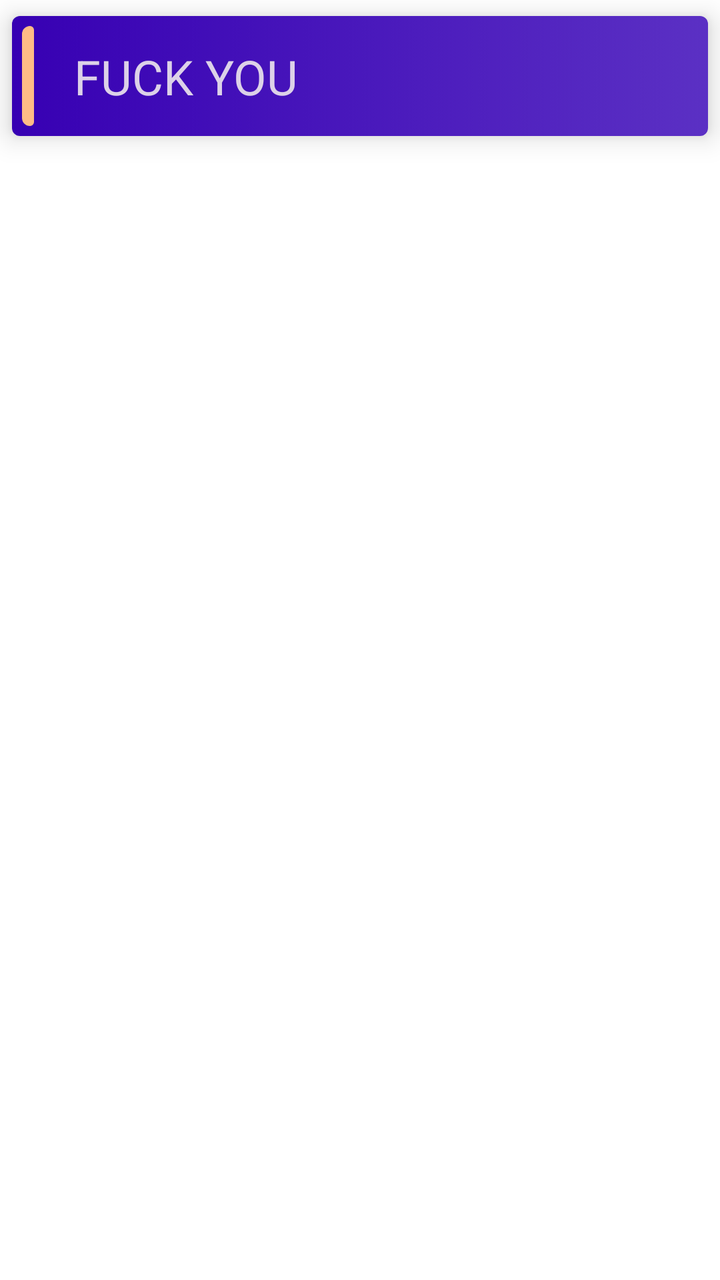
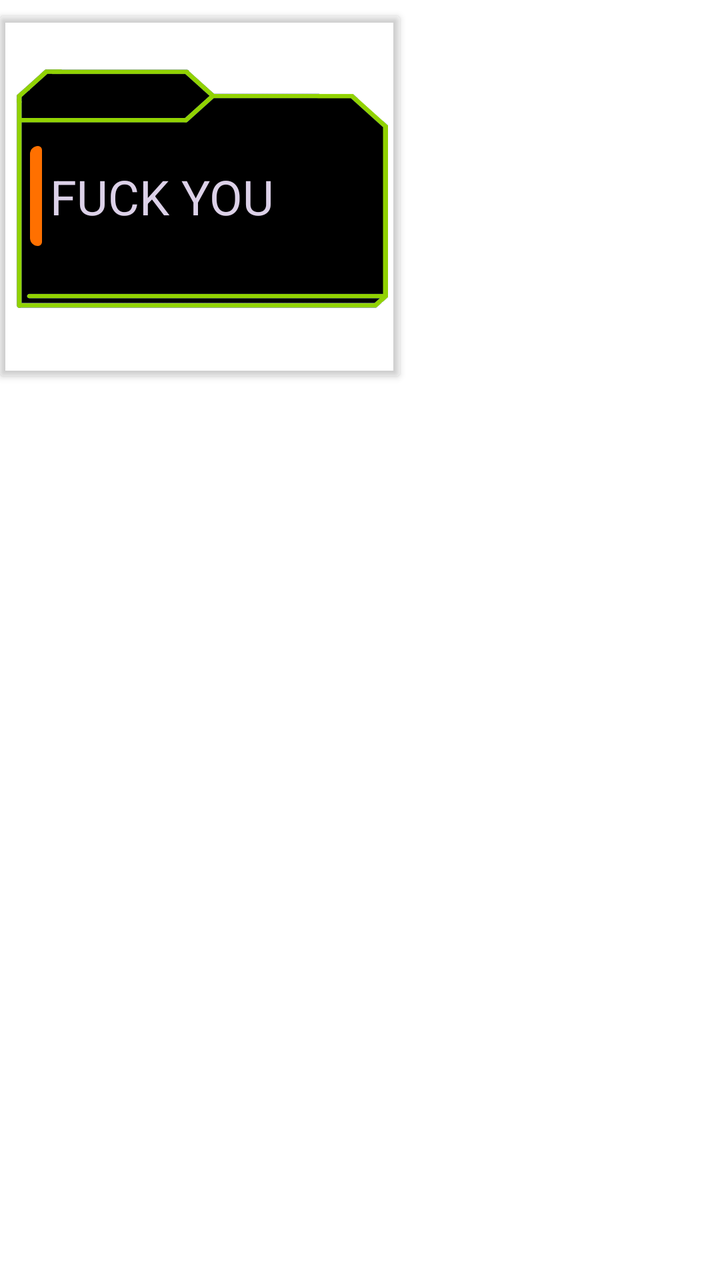

Two renders of the same Android screen: before a commit and after it. Below are the layout's source before the change and the commit's diff.
<!-- AndroidManifest.xml: application theme Theme.WhiteNoise -->
<!-- res/layout/playlist_element.xml -->
<?xml version="1.0" encoding="utf-8"?>
<androidx.constraintlayout.widget.ConstraintLayout
    xmlns:android="http://schemas.android.com/apk/res/android"
    xmlns:app="http://schemas.android.com/apk/res-auto"
    android:layout_width="match_parent"
    android:layout_height="wrap_content">

    <androidx.cardview.widget.CardView
        android:id="@+id/playlist_card"
        android:layout_width="0dp"
        android:layout_height="wrap_content"
        android:theme="@style/Theme.MaterialComponents.DayNight"
        app:layout_constraintStart_toStartOf="parent"
        app:layout_constraintEnd_toEndOf="parent"
        app:layout_constraintTop_toTopOf="parent"
        android:layout_marginVertical="@dimen/s"
        android:layout_marginHorizontal="6dp"
        app:cardCornerRadius="@dimen/xs"
        app:cardElevation="8dp">

        <androidx.constraintlayout.widget.ConstraintLayout
            android:layout_width="match_parent"
            android:layout_height="wrap_content"
            android:background="@drawable/song_background"
            android:backgroundTintMode="screen"
            android:backgroundTint="@color/purple_700">

            <ImageView
                android:id="@+id/side_lin"
                android:layout_width="15dp"
                android:layout_height="60dp"
                app:layout_constraintStart_toStartOf="parent"
                app:layout_constraintTop_toTopOf="parent"
                android:background="@drawable/neon_bar"
                android:backgroundTint="#FFBB86"
                android:contentDescription="@string/app_name">
            </ImageView>

            <TextView
                android:id="@+id/title"
                android:layout_width="0dp"
                android:layout_height="wrap_content"
                android:text="FUCK YOU"
                android:textColor="@color/white"
                android:textSize="24dp"
                android:maxLines="1"
                android:scrollbars="horizontal"
                android:ellipsize="end"
                app:layout_constraintStart_toEndOf="@id/side_lin"
                app:layout_constraintTop_toTopOf="parent"
                app:layout_constraintBottom_toBottomOf="parent"
                android:textAlignment="textStart"
                android:paddingLeft="16dp"
                android:paddingVertical="8dp"
                >


            </TextView>

        </androidx.constraintlayout.widget.ConstraintLayout>

    </androidx.cardview.widget.CardView>

</androidx.constraintlayout.widget.ConstraintLayout>
<!-- resources referenced by this layout -->
<resources>
  <color name="purple_700">#FF3700B3</color>
  <color name="white">#DCD1E8</color>
  <dimen name="s">8dp</dimen>
  <dimen name="xs">4dp</dimen>
  <!-- drawable neon_bar (drawable) -->
  <?xml version="1.0" encoding="utf-8"?>
  <selector xmlns:android="http://schemas.android.com/apk/res/android">
      <item>
          <layer-list>
              <item android:left="5dp" android:top="5dp" android:right="4dp" android:bottom="5dp">
                  <shape>
                      <corners android:radius="2dp" android:bottomLeftRadius="4dp" android:topLeftRadius="4dp"/>
                      <solid android:color="#FFFFFF"/>
                  </shape>
              </item>
  
          </layer-list>
      </item>
  
  </selector>
  <!-- drawable song_background (drawable) -->
  <?xml version="1.0" encoding="utf-8"?>
  <selector xmlns:android="http://schemas.android.com/apk/res/android">
      <item>
          <shape>
              <gradient
                  android:startColor="#E2000000"
                  android:endColor="#2E3039"
                  android:type="linear" />
              
          </shape>
      </item>
  </selector>
  <string name="app_name">White Noise</string>
  <style name="Theme.WhiteNoise" parent="Theme.MaterialComponents.DayNight.NoActionBar">
          
          <item name="colorPrimary">@color/purple_500</item>
          <item name="colorPrimaryVariant">@color/purple_700</item>
          <item name="colorOnPrimary">@color/white</item>
          
          <item name="colorSecondary">@color/teal_200</item>
          <item name="colorSecondaryVariant">@color/teal_700</item>
          <item name="colorOnSecondary">@color/black</item>
          
  
          
  
      </style>
  <color name="purple_500">#FF6200EE</color>
  <color name="teal_200">#FF03DAC5</color>
  <color name="teal_700">#FF018786</color>
  <color name="black">#FF000000</color>
</resources>

<!-- the commit's change to res/layout/playlist_element.xml (unified diff, before → after) -->
@@ -11,19 +11,14 @@
         android:layout_height="wrap_content"
         android:theme="@style/Theme.MaterialComponents.DayNight"
         app:layout_constraintStart_toStartOf="parent"
-        app:layout_constraintEnd_toEndOf="parent"
         app:layout_constraintTop_toTopOf="parent"
         android:layout_marginVertical="@dimen/s"
-        android:layout_marginHorizontal="6dp"
-        app:cardCornerRadius="@dimen/xs"
-        app:cardElevation="8dp">
+        app:cardBackgroundColor="#00000000">
 
         <androidx.constraintlayout.widget.ConstraintLayout
-            android:layout_width="match_parent"
-            android:layout_height="wrap_content"
-            android:background="@drawable/song_background"
-            android:backgroundTintMode="screen"
-            android:backgroundTint="@color/purple_700">
+            android:layout_width="200dp"
+            android:layout_height="180dp"
+            android:background="@drawable/folder">
 
             <ImageView
                 android:id="@+id/side_lin"
@@ -31,8 +26,10 @@
                 android:layout_height="60dp"
                 app:layout_constraintStart_toStartOf="parent"
                 app:layout_constraintTop_toTopOf="parent"
+                app:layout_constraintBottom_toBottomOf="parent"
+                android:layout_marginLeft="10dp"
                 android:background="@drawable/neon_bar"
-                android:backgroundTint="#FFBB86"
+                android:backgroundTint="#FF7000"
                 android:contentDescription="@string/app_name">
             </ImageView>
 
@@ -50,7 +47,7 @@
                 app:layout_constraintTop_toTopOf="parent"
                 app:layout_constraintBottom_toBottomOf="parent"
                 android:textAlignment="textStart"
-                android:paddingLeft="16dp"
+                android:paddingLeft="0dp"
                 android:paddingVertical="8dp"
                 >
 
<!-- resource entries referenced after the edit -->
@@ -3,7 +3,7 @@
   <color name="purple_700">#FF3700B3</color>
   <color name="white">#DCD1E8</color>
   <dimen name="s">8dp</dimen>
-  <dimen name="xs">4dp</dimen>
+  <!-- drawable folder: png bitmap (drawable, 130672 bytes) -->
   <!-- drawable neon_bar (drawable) -->
   <?xml version="1.0" encoding="utf-8"?>
   <selector xmlns:android="http://schemas.android.com/apk/res/android">
@@ -19,19 +19,6 @@
           </layer-list>
       </item>
   
-  </selector>
-  <!-- drawable song_background (drawable) -->
-  <?xml version="1.0" encoding="utf-8"?>
-  <selector xmlns:android="http://schemas.android.com/apk/res/android">
-      <item>
-          <shape>
-              <gradient
-                  android:startColor="#E2000000"
-                  android:endColor="#2E3039"
-                  android:type="linear" />
-              
-          </shape>
-      </item>
   </selector>
   <string name="app_name">White Noise</string>
   <style name="Theme.WhiteNoise" parent="Theme.MaterialComponents.DayNight.NoActionBar">
